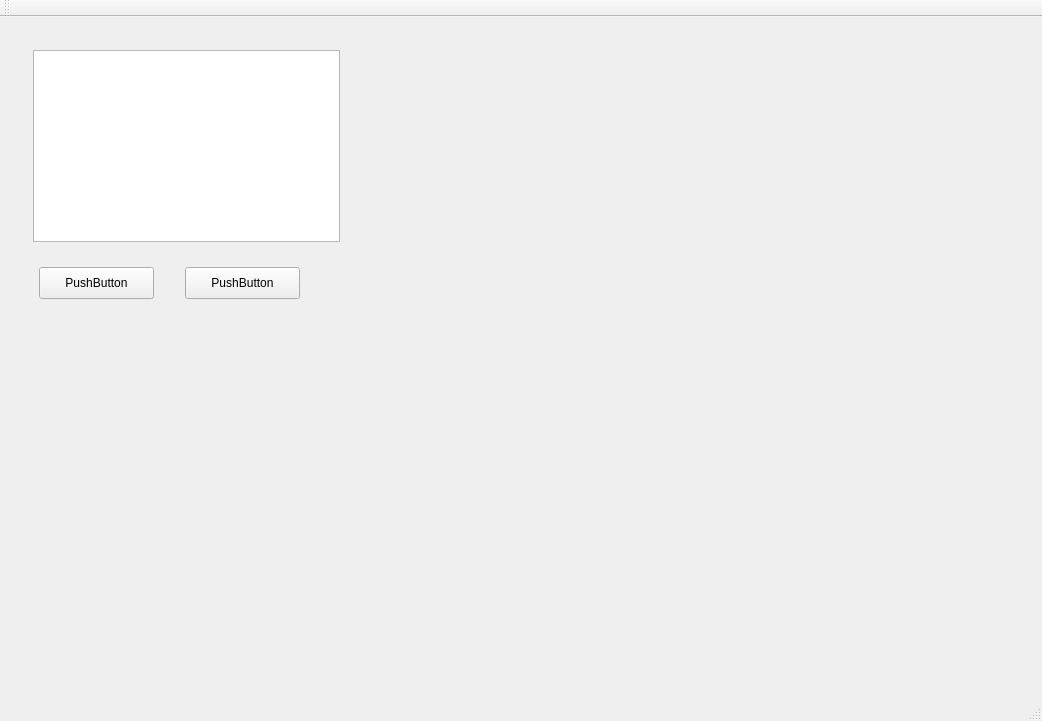
First picture: the form in Mainwindow/mainwindow.ui, repository Drakenhielm/Biobokningssystem, before the edit.
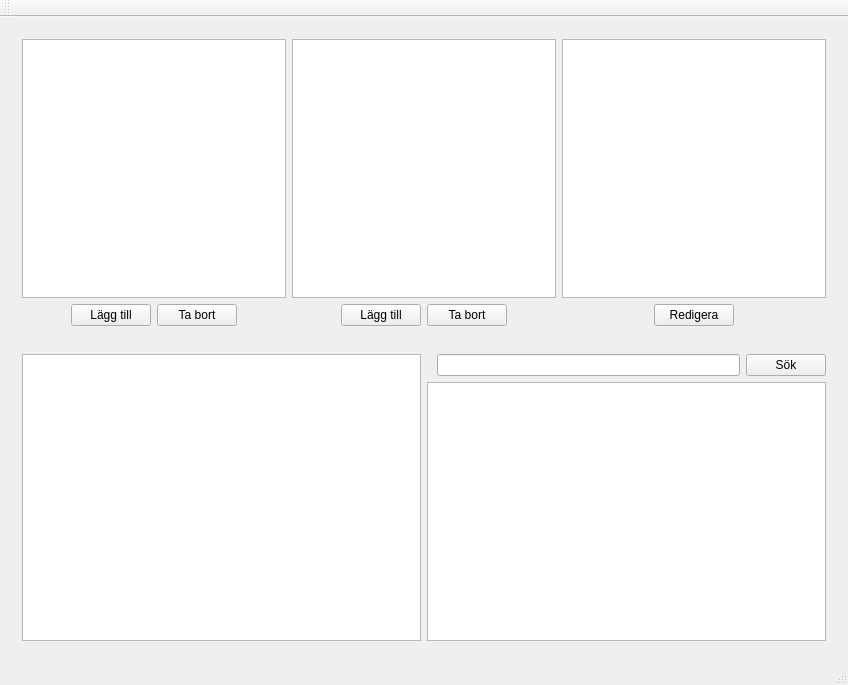
Second picture: the form after the edit.

Commit message: Uppdaterad till rätt projekt

Patch:
```diff
--- a/Mainwindow/mainwindow.ui
+++ b/Mainwindow/mainwindow.ui
@@ -6,112 +6,252 @@
    <rect>
     <x>0</x>
     <y>0</y>
-    <width>1042</width>
-    <height>721</height>
+    <width>848</width>
+    <height>685</height>
    </rect>
   </property>
   <property name="windowTitle">
    <string>MainWindow</string>
   </property>
   <widget class="QWidget" name="centralWidget">
-   <layout class="QVBoxLayout" name="verticalLayout">
+   <layout class="QVBoxLayout" name="verticalLayout_2">
     <item>
-     <widget class="QWidget" name="widget_top" native="true">
-      <property name="sizePolicy">
-       <sizepolicy hsizetype="Preferred" vsizetype="Expanding">
-        <horstretch>0</horstretch>
-        <verstretch>0</verstretch>
-       </sizepolicy>
-      </property>
-      <layout class="QHBoxLayout" name="horizontalLayout_2">
-       <item>
-        <widget class="QWidget" name="widget_movies" native="true">
-         <property name="sizePolicy">
-          <sizepolicy hsizetype="Expanding" vsizetype="Expanding">
-           <horstretch>0</horstretch>
-           <verstretch>0</verstretch>
-          </sizepolicy>
-         </property>
-         <layout class="QVBoxLayout" name="verticalLayout_2">
-          <item>
-           <widget class="QTableView" name="tableView"/>
-          </item>
-          <item>
-           <widget class="QWidget" name="widget" native="true">
-            <property name="sizePolicy">
-             <sizepolicy hsizetype="Expanding" vsizetype="Expanding">
-              <horstretch>0</horstretch>
-              <verstretch>0</verstretch>
-             </sizepolicy>
-            </property>
-            <widget class="QPushButton" name="pushButton">
-             <property name="geometry">
-              <rect>
-               <x>6</x>
-               <y>19</y>
-               <width>115</width>
-               <height>32</height>
-              </rect>
-             </property>
-             <property name="text">
-              <string>PushButton</string>
-             </property>
-            </widget>
-            <widget class="QPushButton" name="pushButton_2">
-             <property name="geometry">
-              <rect>
-               <x>152</x>
-               <y>19</y>
-               <width>115</width>
-               <height>32</height>
-              </rect>
-             </property>
-             <property name="text">
-              <string>PushButton</string>
-             </property>
-            </widget>
-           </widget>
-          </item>
-         </layout>
-        </widget>
-       </item>
-       <item>
-        <widget class="QWidget" name="widget_shows" native="true">
-         <property name="sizePolicy">
-          <sizepolicy hsizetype="Expanding" vsizetype="Expanding">
-           <horstretch>0</horstretch>
-           <verstretch>0</verstretch>
-          </sizepolicy>
-         </property>
-        </widget>
-       </item>
-       <item>
-        <widget class="QWidget" name="widget_info" native="true">
-         <property name="sizePolicy">
-          <sizepolicy hsizetype="Expanding" vsizetype="Expanding">
-           <horstretch>0</horstretch>
-           <verstretch>0</verstretch>
-          </sizepolicy>
-         </property>
-        </widget>
-       </item>
-      </layout>
-     </widget>
-    </item>
-    <item>
-     <widget class="QWidget" name="widget_down" native="true">
-      <property name="sizePolicy">
-       <sizepolicy hsizetype="Preferred" vsizetype="Expanding">
-        <horstretch>0</horstretch>
-        <verstretch>0</verstretch>
-       </sizepolicy>
-      </property>
+     <widget class="QWidget" name="widget" native="true">
       <layout class="QHBoxLayout" name="horizontalLayout">
        <item>
-        <widget class="QWidget" name="widget_3" native="true"/>
+        <widget class="QWidget" name="widget_3" native="true">
+         <layout class="QVBoxLayout" name="verticalLayout_6">
+          <property name="leftMargin">
+           <number>0</number>
+          </property>
+          <property name="topMargin">
+           <number>0</number>
+          </property>
+          <property name="rightMargin">
+           <number>0</number>
+          </property>
+          <property name="bottomMargin">
+           <number>0</number>
+          </property>
+          <item>
+           <widget class="QTableWidget" name="tableWidget"/>
+          </item>
+          <item>
+           <layout class="QHBoxLayout" name="horizontalLayout_4">
+            <item>
+             <spacer name="horizontalSpacer_4">
+              <property name="orientation">
+               <enum>Qt::Horizontal</enum>
+              </property>
+              <property name="sizeHint" stdset="0">
+               <size>
+                <width>40</width>
+                <height>20</height>
+               </size>
+              </property>
+             </spacer>
+            </item>
+            <item>
+             <widget class="QPushButton" name="pushButton_2">
+              <property name="text">
+               <string>Lägg till</string>
+              </property>
+             </widget>
+            </item>
+            <item>
+             <widget class="QPushButton" name="pushButton">
+              <property name="text">
+               <string>Ta bort</string>
+              </property>
+             </widget>
+            </item>
+            <item>
+             <spacer name="horizontalSpacer_3">
+              <property name="orientation">
+               <enum>Qt::Horizontal</enum>
+              </property>
+              <property name="sizeHint" stdset="0">
+               <size>
+                <width>40</width>
+                <height>20</height>
+               </size>
+              </property>
+             </spacer>
+            </item>
+           </layout>
+          </item>
+         </layout>
+        </widget>
        </item>
        <item>
-        <widget class="QWidget" name="widget_4" native="true"/>
+        <widget class="QWidget" name="widget_4" native="true">
+         <layout class="QVBoxLayout" name="verticalLayout_5">
+          <property name="leftMargin">
+           <number>0</number>
+          </property>
+          <property name="topMargin">
+           <number>0</number>
+          </property>
+          <property name="rightMargin">
+           <number>0</number>
+          </property>
+          <property name="bottomMargin">
+           <number>0</number>
+          </property>
+          <item>
+           <widget class="QTableWidget" name="tableWidget_2"/>
+          </item>
+          <item>
+           <layout class="QHBoxLayout" name="horizontalLayout_6">
+            <item>
+             <spacer name="horizontalSpacer_5">
+              <property name="orientation">
+               <enum>Qt::Horizontal</enum>
+              </property>
+              <property name="sizeHint" stdset="0">
+               <size>
+                <width>40</width>
+                <height>20</height>
+               </size>
+              </property>
+             </spacer>
+            </item>
+            <item>
+             <widget class="QPushButton" name="pushButton_4">
+              <property name="text">
+               <string>Lägg till</string>
+              </property>
+             </widget>
+            </item>
+            <item>
+             <widget class="QPushButton" name="pushButton_3">
+              <property name="text">
+               <string>Ta bort</string>
+              </property>
+             </widget>
+            </item>
+            <item>
+             <spacer name="horizontalSpacer_6">
+              <property name="orientation">
+               <enum>Qt::Horizontal</enum>
+              </property>
+              <property name="sizeHint" stdset="0">
+               <size>
+                <width>40</width>
+                <height>20</height>
+               </size>
+              </property>
+             </spacer>
+            </item>
+           </layout>
+          </item>
+         </layout>
+        </widget>
+       </item>
+       <item>
+        <widget class="QWidget" name="widget_5" native="true">
+         <layout class="QVBoxLayout" name="verticalLayout">
+          <property name="leftMargin">
+           <number>0</number>
+          </property>
+          <property name="topMargin">
+           <number>0</number>
+          </property>
+          <property name="rightMargin">
+           <number>0</number>
+          </property>
+          <property name="bottomMargin">
+           <number>0</number>
+          </property>
+          <item>
+           <widget class="QTextBrowser" name="textBrowser"/>
+          </item>
+          <item>
+           <layout class="QHBoxLayout" name="horizontalLayout_7">
+            <item>
+             <spacer name="horizontalSpacer">
+              <property name="orientation">
+               <enum>Qt::Horizontal</enum>
+              </property>
+              <property name="sizeHint" stdset="0">
+               <size>
+                <width>40</width>
+                <height>20</height>
+               </size>
+              </property>
+             </spacer>
+            </item>
+            <item>
+             <widget class="QPushButton" name="pushButton_5">
+              <property name="text">
+               <string>Redigera</string>
+              </property>
+             </widget>
+            </item>
+            <item>
+             <spacer name="horizontalSpacer_2">
+              <property name="orientation">
+               <enum>Qt::Horizontal</enum>
+              </property>
+              <property name="sizeHint" stdset="0">
+               <size>
+                <width>40</width>
+                <height>20</height>
+               </size>
+              </property>
+             </spacer>
+            </item>
+           </layout>
+          </item>
+         </layout>
+        </widget>
+       </item>
+      </layout>
+     </widget>
+    </item>
+    <item>
+     <widget class="QWidget" name="widget_2" native="true">
+      <layout class="QHBoxLayout" name="horizontalLayout_8">
+       <item>
+        <widget class="QTableWidget" name="tableWidget_3"/>
+       </item>
+       <item>
+        <widget class="QWidget" name="widget_6" native="true">
+         <layout class="QVBoxLayout" name="verticalLayout_3">
+          <property name="leftMargin">
+           <number>0</number>
+          </property>
+          <property name="topMargin">
+           <number>0</number>
+          </property>
+          <property name="rightMargin">
+           <number>0</number>
+          </property>
+          <property name="bottomMargin">
+           <number>0</number>
+          </property>
+          <item>
+           <layout class="QHBoxLayout" name="horizontalLayout_9">
+            <property name="leftMargin">
+             <number>10</number>
+            </property>
+            <item>
+             <widget class="QLineEdit" name="lineEdit"/>
+            </item>
+            <item>
+             <widget class="QPushButton" name="pushButton_6">
+              <property name="text">
+               <string>Sök</string>
+              </property>
+             </widget>
+            </item>
+           </layout>
+          </item>
+          <item>
+           <widget class="QTableWidget" name="tableWidget_5"/>
+          </item>
+         </layout>
+        </widget>
        </item>
       </layout>
      </widget>
```
Left out of the diff: 2 changed lines with no effect on the pictures. The commit also changes 2 other files.
